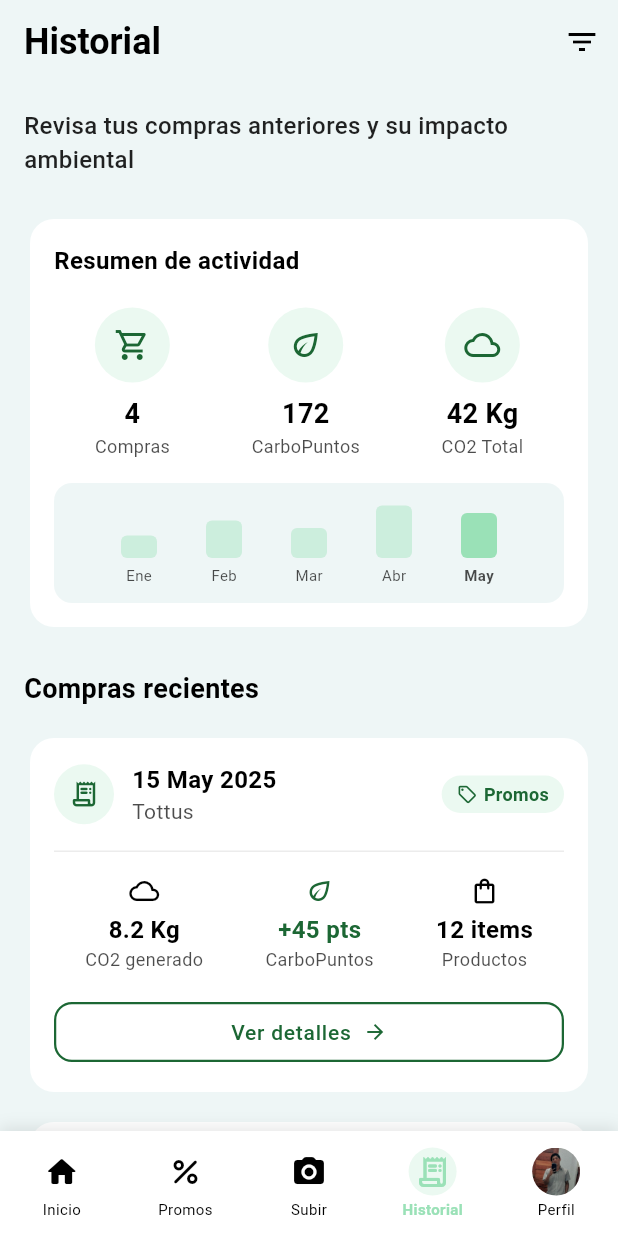
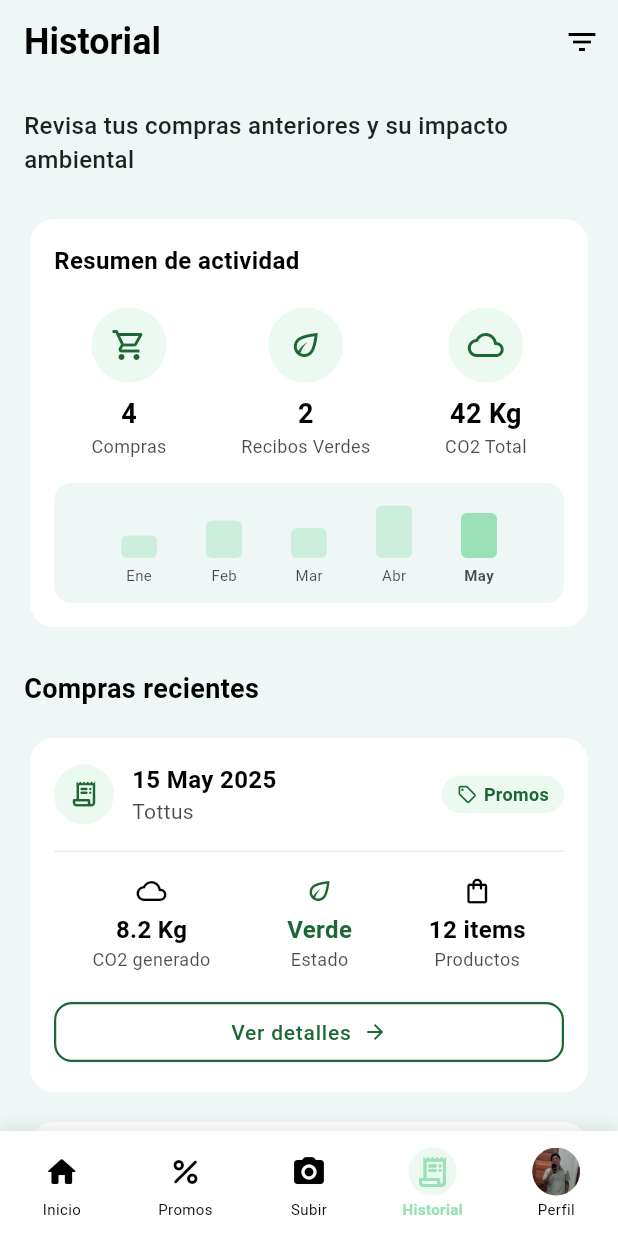
Before and after one commit to IvyedSG/codi-app, a Flutter app: the HistoryScreen screen opened by its route, on a phone screen of 412 x 824 dp. Run offline on Flutter 3.47's test engine with Material 3 defaults, Android fonts, the phone set to English and light mode, and no system bars; our stand-ins replace go_router; Roboto replaces fonts that are missing (Montserrat).

Commit message:
mejorado a recibos verdes

```diff
--- a/lib/features/history/screens/history_screen.dart
+++ b/lib/features/history/screens/history_screen.dart
@@ -14,7 +14,7 @@ class HistoryScreen extends StatelessWidget {
         'date': '15 May 2025',
         'store': 'Tottus',
         'co2': 8.2,
-        'points': 45,
+        'isGreen': true,  // Antes era 'points'
         'items': 12,
         'hasPromo': true,
       },
@@ -22,7 +22,7 @@ class HistoryScreen extends StatelessWidget {
         'date': '10 May 2025',
         'store': 'Plaza Vea',
         'co2': 15.7,
-        'points': 32,
+        'isGreen': false,  // Antes era 'points'
         'items': 8,
         'hasPromo': false,
       },
@@ -30,7 +30,7 @@ class HistoryScreen extends StatelessWidget {
         'date': '02 May 2025',
         'store': 'Metro',
         'co2': 5.3,
-        'points': 60,
+        'isGreen': true,  // Antes era 'points'
         'items': 15,
         'hasPromo': true,
       },
@@ -38,7 +38,7 @@ class HistoryScreen extends StatelessWidget {
         'date': '28 Abr 2025',
         'store': 'Tottus',
         'co2': 12.8,
-        'points': 35,
+        'isGreen': false,  // Antes era 'points'
         'items': 10,
         'hasPromo': false,
       },
@@ -117,7 +117,7 @@ class HistoryScreen extends StatelessWidget {
                           date: item['date'],
                           store: item['store'],
                           co2: item['co2'],
-                          points: item['points'],
+                          isGreen: item['isGreen'], // Cambiado de 'points'
                           items: item['items'],
                           hasPromo: item['hasPromo'],
                         ),
@@ -170,8 +170,8 @@ class HistoryScreen extends StatelessWidget {
                   icon: Icons.shopping_cart_outlined,
                 ),
                 _buildActivityStat(
-                  value: '172',
-                  label: 'CarboPuntos',
+                  value: '2',
+                  label: 'Recibos Verdes',
                   icon: Icons.eco_outlined,
                 ),
                 _buildActivityStat(
@@ -281,7 +281,7 @@ class HistoryScreen extends StatelessWidget {
     required String date,
     required String store,
     required double co2,
-    required int points,
+    required bool isGreen, // Cambiado de 'points'
     required int items,
     required bool hasPromo,
   }) {
@@ -386,10 +386,10 @@ class HistoryScreen extends StatelessWidget {
                   icon: Icons.cloud_outlined,
                 ),
                 _buildPurchaseStat(
-                  label: 'CarboPuntos',
-                  value: '+$points pts',
-                  icon: Icons.eco_outlined,
-                  isHighlighted: true,
+                  label: 'Estado',
+                  value: isGreen ? 'Verde' : 'Regular',
+                  icon: isGreen ? Icons.eco_outlined : Icons.receipt_outlined,
+                  isHighlighted: isGreen,
                 ),
                 _buildPurchaseStat(
                   label: 'Productos',
```
Also changed, not shown: lib/features/home/screens/home_screen.dart (+4 -3 lines), lib/features/home/widgets/green_receipts_card.dart (added, +70 -0 lines), lib/features/profile/screens/profile_screen.dart (+8 -8 lines), lib/features/promos/screens/promos_screen.dart (+8 -8 lines), lib/features/upload/screens/upload_screen.dart (+77 -0 lines), lib/main.dart (+20 -3 lines), lib/shared/widgets/app_bottom_nav_bar.dart (+7 -5 lines).
